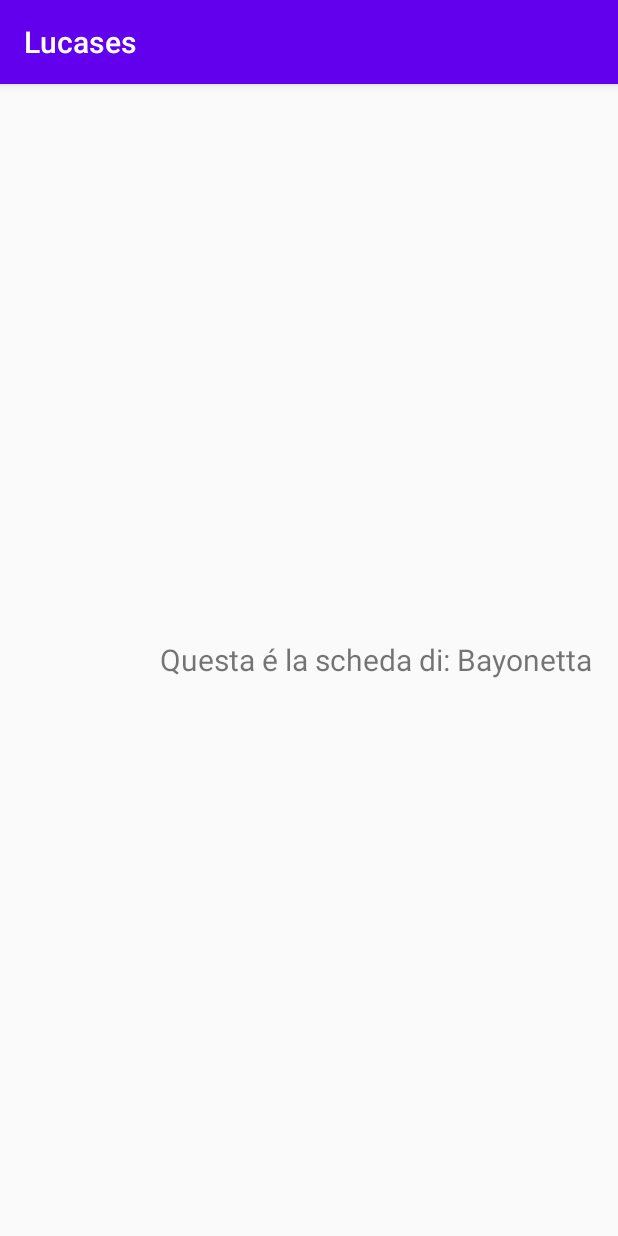
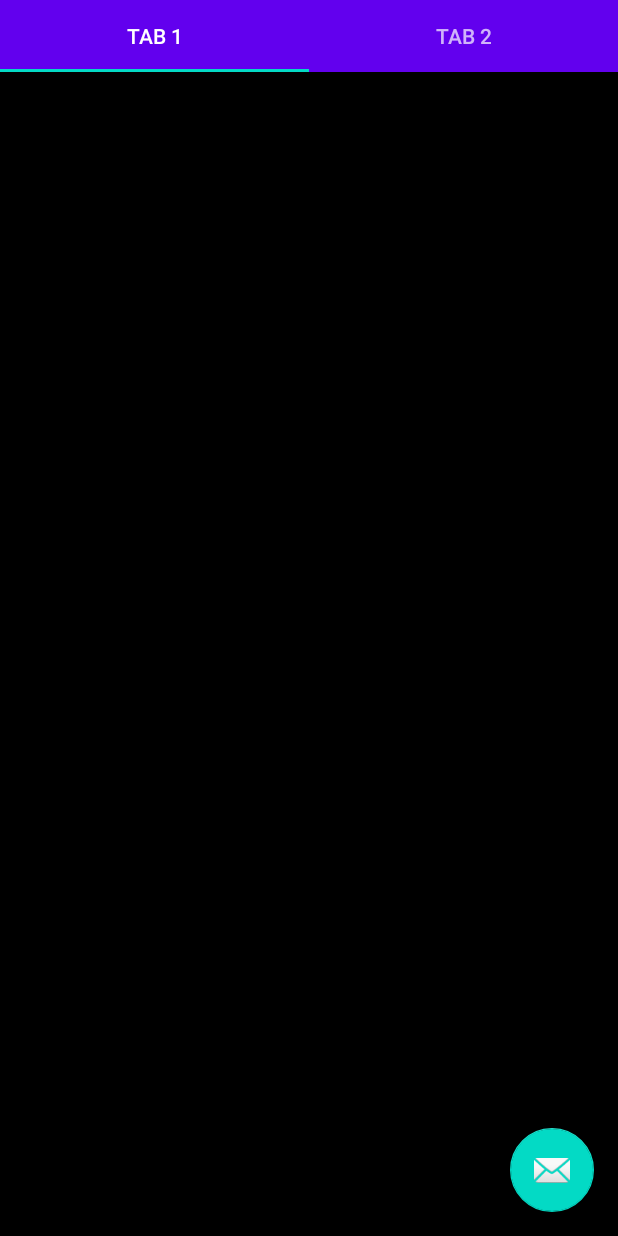
Before and after one commit to Dacrenzio/Lucapp-Android, an Android app: the screen it shows after launch (DataShow before the commit, DataShowActivity after it), after a tap on "Bayonetta", on a phone screen of 412 x 824 dp. Run offline under Robolectric (Android 15) with nearby library versions, the phone set to English and light mode, and no system bars; 1 statement that could not run was skipped.

Commit message:
Implementato tabMenu con 2 tab

```diff
--- a/app/build.gradle
+++ b/app/build.gradle
@@ -28,6 +28,8 @@ dependencies {
     implementation 'androidx.constraintlayout:constraintlayout:1.1.3'
     implementation 'androidx.recyclerview:recyclerview:1.1.0'
     implementation 'androidx.cardview:cardview:1.0.0'
+    implementation 'com.google.android.material:material:1.0.0'
+    implementation 'androidx.lifecycle:lifecycle-extensions:2.2.0'
     testImplementation 'junit:junit:4.12'
     androidTestImplementation 'androidx.test.ext:junit:1.1.1'
     androidTestImplementation 'androidx.test.espresso:espresso-core:3.2.0'
--- a/app/src/main/java/com/lucases/CardView.java
+++ b/app/src/main/java/com/lucases/CardView.java
@@ -24,7 +24,7 @@ public class CardView {
 
     public void click(Context c){
         Toast.makeText(c, "hai cliccato su "+this.text, Toast.LENGTH_LONG).show();
-        Intent intent = new Intent(c, DataShow.class);
+        Intent intent = new Intent(c, DataShowActivity.class);
         intent.setFlags(Intent.FLAG_ACTIVITY_NEW_TASK);
         intent.putExtra(NomePG, this.text);
         c.startActivity(intent);
--- a/app/src/main/java/com/lucases/DataShow.java
+++ /dev/null
@@ -1,18 +0,0 @@
-package com.lucases;
-
-import android.content.Intent;
-import android.os.Bundle;
-import android.widget.TextView;
-
-import androidx.appcompat.app.AppCompatActivity;
-
-public class DataShow extends AppCompatActivity {
-    @Override
-    public void onCreate(Bundle savedInstanceState) {
-        super.onCreate(savedInstanceState);
-        Intent intent = getIntent();
-        setContentView(R.layout.data_show);
-        TextView playerString = findViewById(R.id.textPlayer);
-        playerString.setText(intent.getStringExtra(CardView.NomePG));
-    }
-}
--- /dev/null
+++ b/app/src/main/java/com/lucases/DataShowActivity.java
@@ -0,0 +1,39 @@
+package com.lucases;
+
+import android.content.Intent;
+import android.os.Bundle;
+import android.view.View;
+
+import androidx.appcompat.app.AppCompatActivity;
+import androidx.viewpager.widget.ViewPager;
+
+import com.google.android.material.floatingactionbutton.FloatingActionButton;
+import com.google.android.material.snackbar.Snackbar;
+import com.google.android.material.tabs.TabLayout;
+import com.lucases.ui.main.SectionsPagerAdapter;
+
+public class DataShowActivity extends AppCompatActivity {
+
+    @Override
+    protected void onCreate(Bundle savedInstanceState) {
+        super.onCreate(savedInstanceState);
+        Intent intent = getIntent();
+        setContentView(R.layout.activity_data_show);
+        // TextView playerString = findViewById(R.id.textPlayer);
+        //playerString.setText(intent.getStringExtra(CardView.NomePG));
+        SectionsPagerAdapter sectionsPagerAdapter = new SectionsPagerAdapter(this, getSupportFragmentManager());
+        ViewPager viewPager = findViewById(R.id.view_pager);
+        viewPager.setAdapter(sectionsPagerAdapter);
+        TabLayout tabs = findViewById(R.id.tabs);
+        tabs.setupWithViewPager(viewPager);
+        FloatingActionButton fab = findViewById(R.id.fab);
+
+        fab.setOnClickListener(new View.OnClickListener() {
+            @Override
+            public void onClick(View view) {
+                Snackbar.make(view, "Replace with your own action", Snackbar.LENGTH_LONG)
+                        .setAction("Action", null).show();
+            }
+        });
+    }
+}
--- /dev/null
+++ b/app/src/main/java/com/lucases/ui/main/PageViewModel.java
@@ -0,0 +1,26 @@
+package com.lucases.ui.main;
+
+import androidx.arch.core.util.Function;
+import androidx.lifecycle.LiveData;
+import androidx.lifecycle.MutableLiveData;
+import androidx.lifecycle.Transformations;
+import androidx.lifecycle.ViewModel;
+
+public class PageViewModel extends ViewModel {
+
+    private MutableLiveData<Integer> mIndex = new MutableLiveData<>();
+    private LiveData<String> mText = Transformations.map(mIndex, new Function<Integer, String>() {
+        @Override
+        public String apply(Integer input) {
+            return "Hello world from section: " + input;
+        }
+    });
+
+    public void setIndex(int index) {
+        mIndex.setValue(index);
+    }
+
+    public LiveData<String> getText() {
+        return mText;
+    }
+}
--- /dev/null
+++ b/app/src/main/java/com/lucases/ui/main/PlaceholderFragment.java
@@ -0,0 +1,59 @@
+package com.lucases.ui.main;
+
+import android.os.Bundle;
+import android.view.LayoutInflater;
+import android.view.View;
+import android.view.ViewGroup;
+import android.widget.TextView;
+
+import androidx.annotation.NonNull;
+import androidx.annotation.Nullable;
+import androidx.fragment.app.Fragment;
+import androidx.lifecycle.Observer;
+import androidx.lifecycle.ViewModelProviders;
+
+import com.lucases.R;
+
+/**
+ * A placeholder fragment containing a simple view.
+ */
+public class PlaceholderFragment extends Fragment {
+
+    private static final String ARG_SECTION_NUMBER = "section_number";
+
+    private PageViewModel pageViewModel;
+
+    public static PlaceholderFragment newInstance(int index) {
+        PlaceholderFragment fragment = new PlaceholderFragment();
+        Bundle bundle = new Bundle();
+        bundle.putInt(ARG_SECTION_NUMBER, index);
+        fragment.setArguments(bundle);
+        return fragment;
+    }
+
+    @Override
+    public void onCreate(Bundle savedInstanceState) {
+        super.onCreate(savedInstanceState);
+        pageViewModel = ViewModelProviders.of(this).get(PageViewModel.class);
+        int index = 1;
+        if (getArguments() != null) {
+            index = getArguments().getInt(ARG_SECTION_NUMBER);
+        }
+        pageViewModel.setIndex(index);
+    }
+
+    @Override
+    public View onCreateView(
+            @NonNull LayoutInflater inflater, ViewGroup container,
+            Bundle savedInstanceState) {
+        View root = inflater.inflate(R.layout.fragment_data_show, container, false);
+        final TextView textView = root.findViewById(R.id.section_label);
+        pageViewModel.getText().observe(getViewLifecycleOwner(), new Observer<String>() {
+            @Override
+            public void onChanged(@Nullable String s) {
+                textView.setText(s);
+            }
+        });
+        return root;
+    }
+}
--- /dev/null
+++ b/app/src/main/java/com/lucases/ui/main/SectionsPagerAdapter.java
@@ -0,0 +1,46 @@
+package com.lucases.ui.main;
+
+import android.content.Context;
+
+import androidx.annotation.Nullable;
+import androidx.annotation.StringRes;
+import androidx.fragment.app.Fragment;
+import androidx.fragment.app.FragmentManager;
+import androidx.fragment.app.FragmentPagerAdapter;
+
+import com.lucases.R;
+
+/**
+ * A [FragmentPagerAdapter] that returns a fragment corresponding to
+ * one of the sections/tabs/pages.
+ */
+public class SectionsPagerAdapter extends FragmentPagerAdapter {
+
+    @StringRes
+    private static final int[] TAB_TITLES = new int[]{R.string.tab_text_1, R.string.tab_text_2};
+    private final Context mContext;
+
+    public SectionsPagerAdapter(Context context, FragmentManager fm) {
+        super(fm);
+        mContext = context;
+    }
+
+    @Override
+    public Fragment getItem(int position) {
+        // getItem is called to instantiate the fragment for the given page.
+        // Return a PlaceholderFragment (defined as a static inner class below).
+        return PlaceholderFragment.newInstance(position + 1);
+    }
+
+    @Nullable
+    @Override
+    public CharSequence getPageTitle(int position) {
+        return mContext.getResources().getString(TAB_TITLES[position]);
+    }
+
+    @Override
+    public int getCount() {
+        // Show 2 total pages.
+        return 2;
+    }
+}
--- /dev/null
+++ b/app/src/main/res/layout/activity_data_show.xml
@@ -0,0 +1,35 @@
+<?xml version="1.0" encoding="utf-8"?>
+<androidx.coordinatorlayout.widget.CoordinatorLayout xmlns:android="http://schemas.android.com/apk/res/android"
+    xmlns:app="http://schemas.android.com/apk/res-auto"
+    xmlns:tools="http://schemas.android.com/tools"
+    android:layout_width="match_parent"
+    android:layout_height="match_parent"
+    tools:context=".DataShowActivity">
+
+    <com.google.android.material.appbar.AppBarLayout
+        android:layout_width="match_parent"
+        android:layout_height="wrap_content"
+        android:theme="@style/AppTheme.AppBarOverlay">
+
+        <com.google.android.material.tabs.TabLayout
+            android:id="@+id/tabs"
+            android:layout_width="match_parent"
+            android:layout_height="wrap_content"
+            android:background="?attr/colorPrimary" />
+    </com.google.android.material.appbar.AppBarLayout>
+
+    <androidx.viewpager.widget.ViewPager
+        android:id="@+id/view_pager"
+        android:layout_width="match_parent"
+        android:layout_height="match_parent"
+        android:background="@android:color/background_dark"
+        app:layout_behavior="@string/appbar_scrolling_view_behavior" />
+
+    <com.google.android.material.floatingactionbutton.FloatingActionButton
+        android:id="@+id/fab"
+        android:layout_width="wrap_content"
+        android:layout_height="wrap_content"
+        android:layout_gravity="bottom|end"
+        android:layout_margin="@dimen/fab_margin"
+        app:srcCompat="@android:drawable/ic_dialog_email" />
+</androidx.coordinatorlayout.widget.CoordinatorLayout>
--- a/app/src/main/res/layout/data_show.xml
+++ /dev/null
@@ -1,27 +0,0 @@
-<?xml version="1.0" encoding="utf-8"?>
-
-<RelativeLayout
-    android:layout_height="match_parent"
-    android:layout_width="match_parent"
-    xmlns:android="http://schemas.android.com/apk/res/android">
-
-    <TextView
-        android:layout_width="wrap_content"
-        android:layout_height="wrap_content"
-        android:layout_centerInParent="true"
-        android:text="Questa é la scheda di: "
-        android:textSize="20sp"
-        android:id="@+id/defaultText"/>
-
-
-    <TextView
-        android:id="@+id/textPlayer"
-        android:layout_width="wrap_content"
-        android:layout_height="wrap_content"
-        android:layout_toEndOf="@+id/defaultText"
-        android:layout_toRightOf="@+id/defaultText"
-        android:layout_centerVertical="true"
-        android:textSize="20sp" />
-
-
-</RelativeLayout>
--- /dev/null
+++ b/app/src/main/res/layout/fragment_data_show.xml
@@ -0,0 +1,25 @@
+<?xml version="1.0" encoding="utf-8"?>
+<RelativeLayout xmlns:android="http://schemas.android.com/apk/res/android"
+    xmlns:app="http://schemas.android.com/apk/res-auto"
+    xmlns:tools="http://schemas.android.com/tools"
+    android:id="@+id/RelativeLayoutFragment"
+    android:layout_width="match_parent"
+    android:layout_height="match_parent"
+    android:background="@android:color/background_dark"
+    tools:context=".ui.main.PlaceholderFragment">
+
+    <TextView
+        android:id="@+id/section_label"
+        android:layout_width="wrap_content"
+        android:layout_height="wrap_content"
+        android:layout_marginStart="@dimen/activity_horizontal_margin"
+        android:layout_marginTop="@dimen/activity_vertical_margin"
+        android:layout_marginEnd="@dimen/activity_horizontal_margin"
+        android:layout_marginBottom="@dimen/activity_vertical_margin"
+        app:layout_constraintLeft_toLeftOf="parent"
+        app:layout_constraintTop_toTopOf="@+id/RelativeLayoutFragment"
+        tools:layout_constraintLeft_creator="1"
+        tools:layout_constraintTop_creator="1"
+        tools:ignore="NotSibling" />
+
+</RelativeLayout>
--- /dev/null
+++ b/app/src/main/res/values-w820dp/dimens.xml
@@ -0,0 +1,6 @@
+<resources>
+    <!-- Example customization of dimensions originally defined in res/values/dimens.xml
+         (such as screen margins) for screens with more than 820dp of available width. This
+         would include 7" and 10" devices in landscape (~960dp and ~1280dp respectively). -->
+    <dimen name="activity_horizontal_margin">64dp</dimen>
+</resources>
--- /dev/null
+++ b/app/src/main/res/values/dimens.xml
@@ -0,0 +1,8 @@
+<resources>
+    <!-- Default screen margins, per the Android Design guidelines. -->
+    <dimen name="activity_horizontal_margin">16dp</dimen>
+    <dimen name="activity_vertical_margin">16dp</dimen>
+    <dimen name="appbar_padding">16dp</dimen>
+    <dimen name="fab_margin">16dp</dimen>
+    <dimen name="appbar_padding_top">8dp</dimen>
+</resources>
--- a/app/src/main/res/values/strings.xml
+++ b/app/src/main/res/values/strings.xml
@@ -1,3 +1,6 @@
 <resources>
     <string name="app_name">Lucases</string>
+    <string name="title_activity_data_show">DataShowActivity</string>
+    <string name="tab_text_1">Tab 1</string>
+    <string name="tab_text_2">Tab 2</string>
 </resources>
--- a/app/src/main/res/values/styles.xml
+++ b/app/src/main/res/values/styles.xml
@@ -7,4 +7,13 @@
         <item name="colorAccent">@color/colorAccent</item>
     </style>
 
+    <style name="AppTheme.NoActionBar">
+        <item name="windowActionBar">false</item>
+        <item name="windowNoTitle">true</item>
+    </style>
+
+    <style name="AppTheme.AppBarOverlay" parent="ThemeOverlay.AppCompat.Dark.ActionBar" />
+
+    <style name="AppTheme.PopupOverlay" parent="ThemeOverlay.AppCompat.Light" />
+
 </resources>
```
Also changed, not shown: app/src/main/AndroidManifest.xml (+10 -9 lines), app/src/main/res/raw/Datas.CSV (deleted, +0 -86 lines), app/src/main/res/raw/datas.CSV (added, +86 -0 lines).
